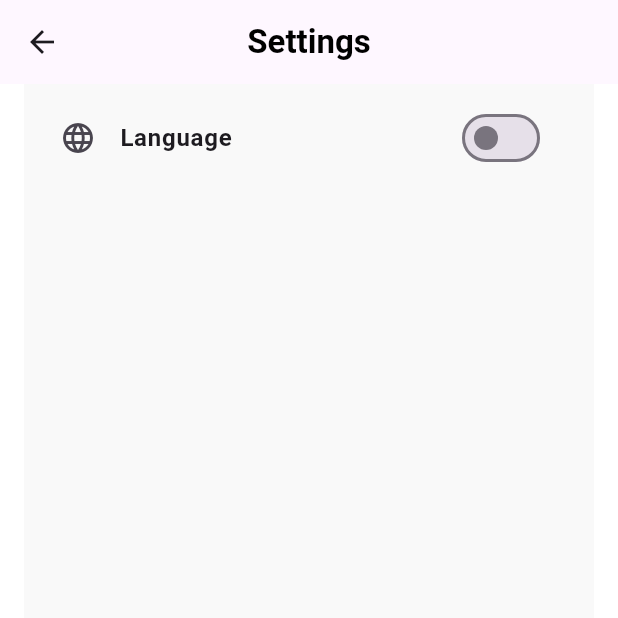
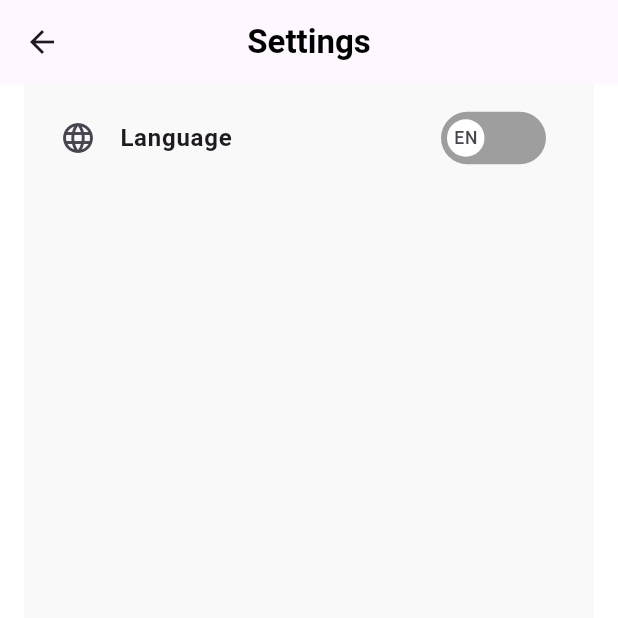
Before and after one commit to AhmadAbbas8/oral-sync, a Flutter app: the SettingsOfStudentScreen screen opened by its route, on a phone screen of 412 x 824 dp, the top half of it. Run offline on Flutter 3.47's test engine with Material 3 defaults, Android fonts, the phone set to English and light mode, and no system bars; drawn by our look-alikes of flutter_switch; our stand-ins replace cached_network_image, dartz, dio, easy_localization, equatable, fancy_shimmer_image and 11 more; missing offline and left inert: easy_image_viewer, flutter_lazy_indexed_stack; accounts and stored records are empty; project files that could hold a hidden picture were left out.

Commit message:
display data on screen

```diff
--- a/assets/translations/ar.json
+++ b/assets/translations/ar.json
@@ -65,5 +65,6 @@
   "gpa_must_between_2_and_5": "التقدير التراكمي لابد ان يكون بين 2 و 5",
   "invalid_range": "خطأ فى المدة",
   "invalid_phone_number": "رقم هاتف غير صحيح",
-  "please_complete_required_data_firstly": "من فضلك ادخل البيانات المطلوبة اولا ⚠"
+  "please_complete_required_data_firstly": "من فضلك ادخل البيانات المطلوبة اولا ⚠",
+  "language": "اللغة"
 }
--- a/assets/translations/en.json
+++ b/assets/translations/en.json
@@ -65,5 +65,6 @@
   "gpa_must_between_2_and_5": "GPA Must between 2 and 5",
   "invalid_range": "Invalid range",
   "invalid_phone_number": "Invalid phone number",
-  "please_complete_required_data_firstly": "please complete required data firstly ⚠"
+  "please_complete_required_data_firstly": "please complete required data firstly ⚠",
+  "language": "Language"
 }
--- a/lib/features/home_student_feature/presentation/pages/settings_of_student_screen.dart
+++ b/lib/features/home_student_feature/presentation/pages/settings_of_student_screen.dart
@@ -1,16 +1,27 @@
+import "package:easy_localization/easy_localization.dart";
 import "package:flutter/material.dart";
+import "package:flutter_switch/flutter_switch.dart";
 
-class SettingsOfStudentScreen extends StatelessWidget {
+import "../../../../core/helpers/check_language.dart";
+import "../../../../translations/locale_keys.g.dart";
+
+class SettingsOfStudentScreen extends StatefulWidget {
   static const String routeName = "/SettingsOfStudentScreen";
+
   const SettingsOfStudentScreen({super.key});
 
   @override
+  State<SettingsOfStudentScreen> createState() =>
+      _SettingsOfStudentScreenState();
+}
+
+class _SettingsOfStudentScreenState extends State<SettingsOfStudentScreen> {
+  @override
   Widget build(BuildContext context) {
-    final size = MediaQuery.of(context).size;
+    final size = MediaQuery.sizeOf(context);
     return Scaffold(
       appBar: AppBar(
-        title: const Text('Settings'),
-        centerTitle: true,
+        title: const Text(LocaleKeys.settings).tr(),
       ),
       body: Container(
         height: size.height * 0.7,
@@ -19,22 +30,42 @@ class SettingsOfStudentScreen extends StatelessWidget {
         decoration: const BoxDecoration(
           color: Color(0xFFF9F9F9),
         ),
-        child: ListTile(
+        child: Column(
+          mainAxisAlignment: MainAxisAlignment.start,
+          children: [
+            ListTile(
               leading: const Icon(Icons.language),
               title: const Text(
-            'Language',
+                LocaleKeys.language,
                 style: TextStyle(
                   fontWeight: FontWeight.bold,
                 ),
+              ).tr(),
+              trailing: FittedBox(
+                child: FlutterSwitch(
+                  value: isArabic(context) ? true : false,
+                  onToggle: (state) async => onChangeLanguage(state, context),
+                  duration: const Duration(milliseconds: 360),
+                  activeIcon: const Text('AR'),
+                  inactiveIcon: const Text('EN'),
                 ),
-          trailing: Switch.adaptive(
-            value: false,
-            onChanged: (value) {
-              value = !value;
-            },
               ),
+            ),
+          ],
         ),
       ),
     );
   }
+
+  Future<void> onChangeLanguage(bool state, BuildContext context) async {
+    {
+      if (state) {
+        await context.setLocale(const Locale('ar'));
+      } else {
+        await context.setLocale(const Locale('en'));
       }
+      await WidgetsBinding.instance.performReassemble();
+      setState(() {});
+    }
+  }
+}
--- a/lib/features/home_student_feature/presentation/widgets/created_post.dart
+++ b/lib/features/home_student_feature/presentation/widgets/created_post.dart
@@ -19,7 +19,7 @@ class CreatedPostWidget extends StatelessWidget {
           mainAxisAlignment: MainAxisAlignment.start,
           children: [
             ListTile(
-              leading: const CircleAvatarWidget(),
+              // leading: const CircleAvatarWidget(),
               title: const Text('Mostafa Hassan'),
               subtitle: Text(DateTime.now().year.toString()),
             ),
--- a/lib/features/home_student_feature/presentation/widgets/custom_app_bar_action_button.dart
+++ b/lib/features/home_student_feature/presentation/widgets/custom_app_bar_action_button.dart
@@ -17,7 +17,7 @@ class CustomAppBarActionButton extends StatelessWidget {
   Widget build(BuildContext context) {
     return MaterialButton(
       color: ColorsPalette.buttonLoginColor,
-      height: 45,
+      height: 43,
       shape: RoundedRectangleBorder(borderRadius: BorderRadius.circular(5)),
       onPressed: onTap,
       child: Text(
--- a/pubspec.yaml
+++ b/pubspec.yaml
@@ -33,6 +33,7 @@ dependencies:
   cached_network_image: ^3.3.1
   shimmer: ^3.0.0
   fancy_shimmer_image: ^2.0.3
+  flutter_switch: ^0.3.2
 
 dev_dependencies:
   flutter_test:
```
Also changed, not shown: lib/core/widgets/circle_avatar.dart (+30 -5 lines), lib/features/home_student_feature/presentation/manager/student_edit_profile_cubit/student_edit_profile_cubit.dart (+10 -4 lines), lib/features/home_student_feature/presentation/pages/edit_profile_page.dart (+8 -5 lines), lib/features/home_student_feature/presentation/pages/profile_student_page.dart (+73 -20 lines), lib/translations/codegen_loader.g.dart, lib/translations/locale_keys.g.dart, pubspec.lock. Lines whose indentation alone changed are shown as unchanged.
